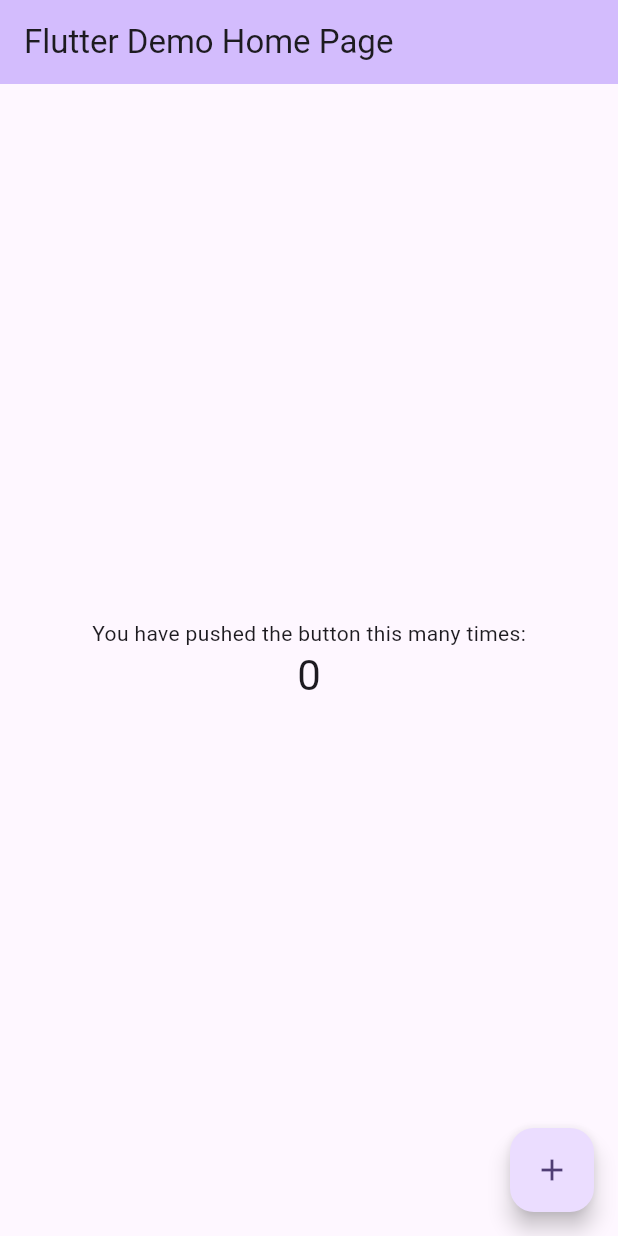
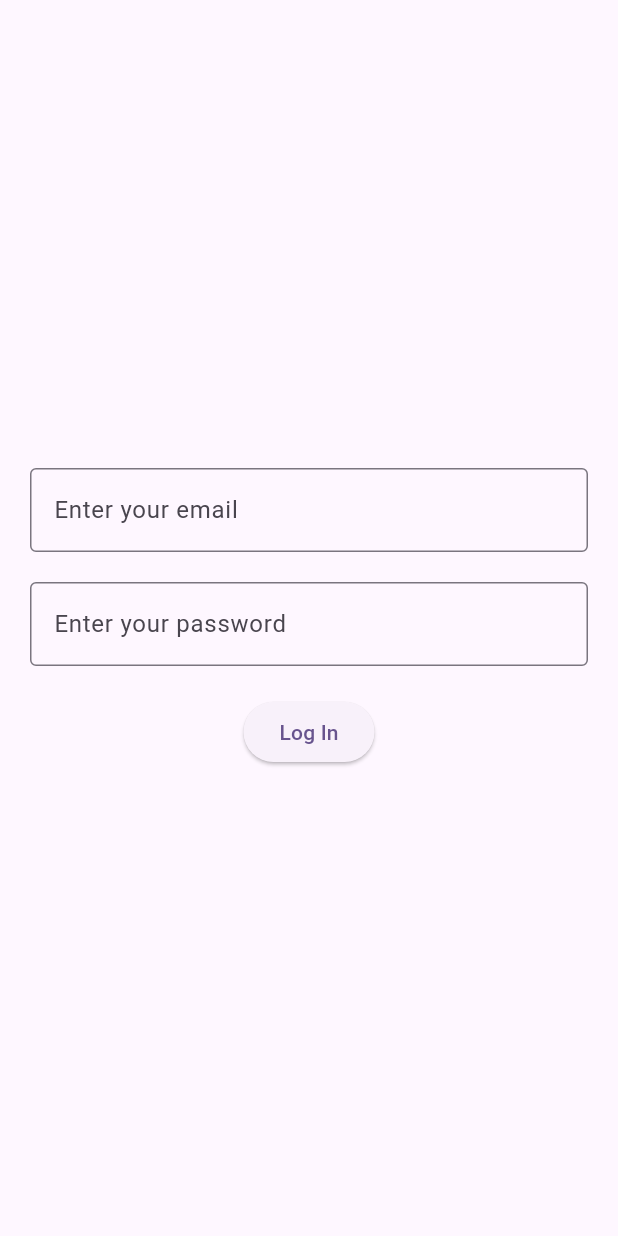
Before and after one commit to sxjal/Kasol-Krusade-App, a Flutter app: the screen it shows after launch, on a phone screen of 412 x 824 dp. Run offline on Flutter 3.47's test engine with Material 3 defaults, Android fonts, the phone set to English and light mode, and no system bars; our stand-ins replace firebase_auth, firebase_core; accounts and stored records are empty.

Commit message:
upadted login apge

```diff
--- /dev/null
+++ b/lib/login.dart
@@ -0,0 +1,63 @@
+import 'package:flutter/material.dart';
+import 'package:firebase_auth/firebase_auth.dart';
+
+class LoginScreen extends StatefulWidget {
+  @override
+  _LoginScreenState createState() => _LoginScreenState();
+}
+
+class _LoginScreenState extends State<LoginScreen> {
+  final _auth = FirebaseAuth.instance;
+  late String email;
+  late String password;
+
+  @override
+  Widget build(BuildContext context) {
+    return Scaffold(
+      body: Padding(
+        padding: const EdgeInsets.all(20.0),
+        child: Column(
+          mainAxisAlignment: MainAxisAlignment.center,
+          children: <Widget>[
+            TextField(
+              keyboardType: TextInputType.emailAddress,
+              onChanged: (value) {
+                email = value;
+              },
+              decoration: const InputDecoration(
+                hintText: 'Enter your email',
+                border: OutlineInputBorder(),
+              ),
+            ),
+            const SizedBox(height: 20.0),
+            TextField(
+              obscureText: true,
+              onChanged: (value) {
+                password = value;
+              },
+              decoration: const InputDecoration(
+                hintText: 'Enter your password',
+                border: OutlineInputBorder(),
+              ),
+            ),
+            const SizedBox(height: 20.0),
+            ElevatedButton(
+              child: const Text('Log In'),
+              onPressed: () async {
+                try {
+                  final user = await _auth.signInWithEmailAndPassword(
+                      email: email, password: password);
+                  if (user != null) {
+                    // Navigate to the next screen
+                  }
+                } catch (e) {
+                  print(e);
+                }
+              },
+            ),
+          ],
+        ),
+      ),
+    );
+  }
+}
--- a/lib/main.dart
+++ b/lib/main.dart
@@ -1,5 +1,6 @@
 import 'package:flutter/material.dart';
 import 'package:firebase_core/firebase_core.dart';
+import 'package:kasolkrusade/login.dart';
 import 'firebase_options.dart';
 
 void main() async {
@@ -20,7 +21,7 @@ class MyApp extends StatelessWidget {
         colorScheme: ColorScheme.fromSeed(seedColor: Colors.deepPurple),
         useMaterial3: true,
       ),
-      home: const MyHomePage(title: 'Flutter Demo Home Page'),
+      home: LoginScreen(),
     );
   }
 }
--- a/pubspec.yaml
+++ b/pubspec.yaml
@@ -36,6 +36,7 @@ dependencies:
   # Use with the CupertinoIcons class for iOS style icons.
   cupertino_icons: ^1.0.2
   firebase_core: ^2.25.5
+  firebase_auth: ^4.17.6
 
 dev_dependencies:
   flutter_test:
```
Also changed, not shown: lib/data.json (added, +12 -0 lines), pubspec.lock, 3 other files.
